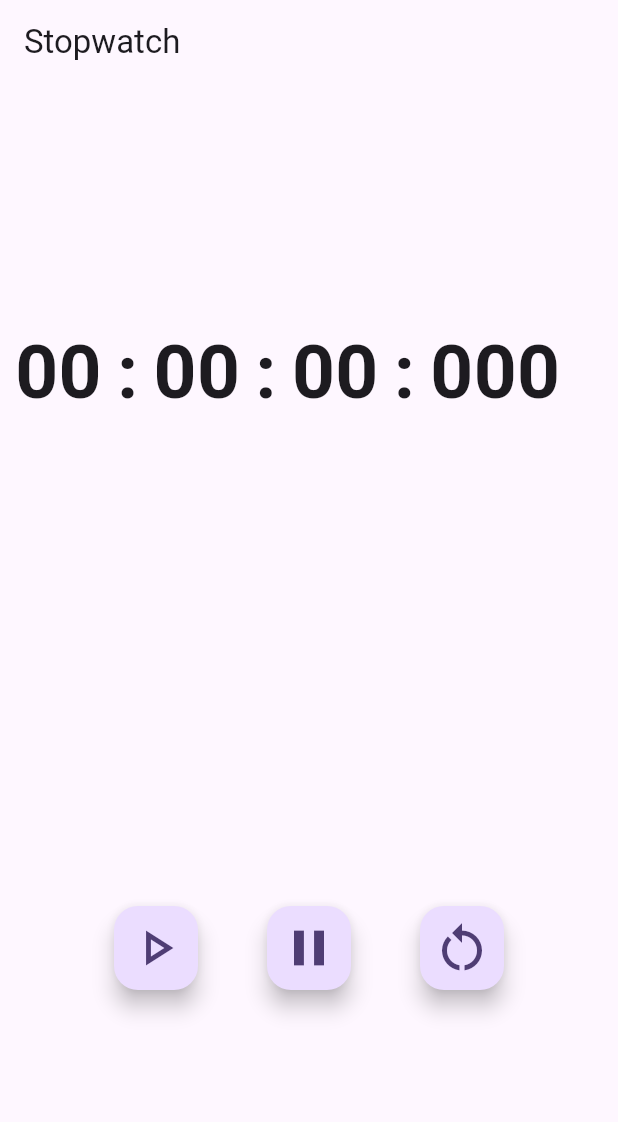
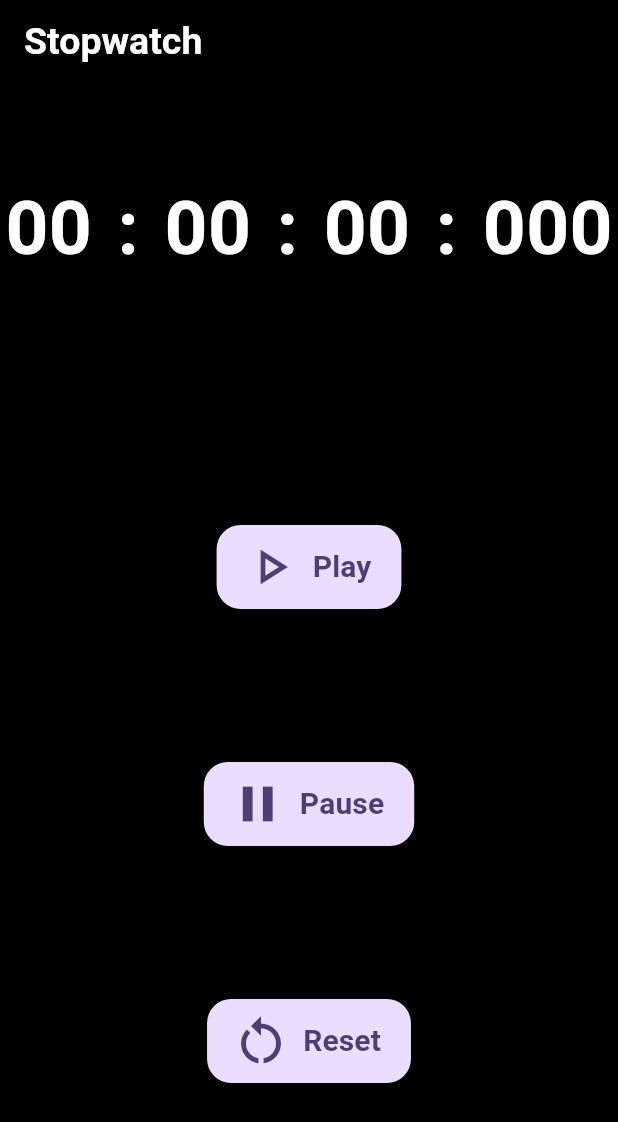
Before and after one commit to sreeramamp123/PRODIGY_AD_03, a Flutter app: the screen it shows after launch, on a phone screen of 412 x 824 dp. Shown: the top 1122 px of the screen. Run offline on Flutter 3.47's test engine with Material 3 defaults, Android fonts, the phone set to English and light mode, and no system bars.

Commit message:
Final Commit
Design Final - Commit

```diff
--- a/lib/home.dart
+++ b/lib/home.dart
@@ -18,63 +18,106 @@ class _HomeState extends State<Home> {
   @override
   Widget build(BuildContext context) {
     return Scaffold(
-      appBar: AppBar(title: Text("Stopwatch")),
-      body: Column(
+      appBar: AppBar(
+        title: Text(
+          "Stopwatch",
+          style: TextStyle(
+            fontSize: 25,
+            fontWeight: FontWeight.bold,
+            color: Colors.white,
+          ),
+        ),
+        backgroundColor: Colors.black,
+      ),
+      body: Container(
+        decoration: BoxDecoration(color: Colors.black),
+        child: Column(
           children: [
             // Stopwatch Place
             Expanded(
-            flex: 2,
-            child: Padding(
-              padding: const EdgeInsets.all(10.0),
               child: Row(
+                mainAxisAlignment: MainAxisAlignment.spaceEvenly,
                 children: [
                   Text(
                     hours.toString().padLeft(2, '0'),
-                    style: TextStyle(fontSize: 50, fontWeight: FontWeight.bold),
+                    style: TextStyle(
+                      fontSize: 50,
+                      fontWeight: FontWeight.bold,
+                      color: Colors.white,
+                    ),
                   ),
                   SizedBox(width: 10),
                   Text(
                     ":",
-                    style: TextStyle(fontSize: 50, fontWeight: FontWeight.bold),
+                    style: TextStyle(
+                      fontSize: 50,
+                      fontWeight: FontWeight.bold,
+                      color: Colors.white,
+                    ),
                   ),
                   SizedBox(width: 10),
                   Text(
                     minutes.toString().padLeft(2, '0'),
-                    style: TextStyle(fontSize: 50, fontWeight: FontWeight.bold),
+                    style: TextStyle(
+                      fontSize: 50,
+                      fontWeight: FontWeight.bold,
+                      color: Colors.white,
+                    ),
                   ),
                   SizedBox(width: 10),
                   Text(
                     ":",
-                    style: TextStyle(fontSize: 50, fontWeight: FontWeight.bold),
+                    style: TextStyle(
+                      fontSize: 50,
+                      fontWeight: FontWeight.bold,
+                      color: Colors.white,
+                    ),
                   ),
                   SizedBox(width: 10),
                   Text(
                     seconds.toString().padLeft(2, '0'),
-                    style: TextStyle(fontSize: 50, fontWeight: FontWeight.bold),
+                    style: TextStyle(
+                      fontSize: 50,
+                      fontWeight: FontWeight.bold,
+                      color: Colors.white,
+                    ),
                   ),
                   SizedBox(width: 10),
                   Text(
                     ":",
-                    style: TextStyle(fontSize: 50, fontWeight: FontWeight.bold),
+                    style: TextStyle(
+                      fontSize: 50,
+                      fontWeight: FontWeight.bold,
+                      color: Colors.white,
+                    ),
                   ),
                   SizedBox(width: 10),
                   Text(
                     milliseconds.toString().padLeft(3, '0'),
-                    style: TextStyle(fontSize: 50, fontWeight: FontWeight.bold),
+                    style: TextStyle(
+                      fontSize: 50,
+                      fontWeight: FontWeight.bold,
+                      color: Colors.white,
+                    ),
                   ),
                 ],
               ),
             ),
-          ),
             // Control Buttons Place
             Expanded(
-            flex: 2,
-            child: Padding(
-              padding: const EdgeInsets.all(30.0),
-              child: Row(
+              flex: 3,
+              child: Column(
                 mainAxisAlignment: MainAxisAlignment.spaceEvenly,
+                crossAxisAlignment: CrossAxisAlignment.center,
                 children: [
-                  FloatingActionButton(
+                  FloatingActionButton.extended(
+                    label: Text(
+                      "Play",
+                      style: TextStyle(
+                        fontSize: 20,
+                        fontWeight: FontWeight.bold,
+                      ),
+                    ),
                     onPressed: () {
                       if (_timer == null || _timer?.isActive != true) {
                         _timer = Timer.periodic(Duration(milliseconds: 1), (
@@ -98,17 +141,31 @@ class _HomeState extends State<Home> {
                         });
                       }
                     },
-                    child: Icon(Icons.play_arrow_outlined, size: 40),
+                    icon: Icon(Icons.play_arrow_outlined, size: 40),
                   ),
-                  FloatingActionButton(
+                  FloatingActionButton.extended(
+                    label: Text(
+                      "Pause",
+                      style: TextStyle(
+                        fontSize: 20,
+                        fontWeight: FontWeight.bold,
+                      ),
+                    ),
                     onPressed: () {
                       setState(() {
                         _timer?.cancel();
                       });
                     },
-                    child: Icon(Icons.pause, size: 40),
+                    icon: Icon(Icons.pause, size: 40),
                   ),
-                  FloatingActionButton(
+                  FloatingActionButton.extended(
+                    label: Text(
+                      "Reset",
+                      style: TextStyle(
+                        fontSize: 20,
+                        fontWeight: FontWeight.bold,
+                      ),
+                    ),
                     onPressed: () {
                       setState(() {
                         milliseconds = 0;
@@ -117,13 +174,13 @@ class _HomeState extends State<Home> {
                         hours = 0;
                       });
                     },
-                    child: Icon(Icons.restart_alt, size: 40),
+                    icon: Icon(Icons.restart_alt, size: 40),
                   ),
                 ],
               ),
             ),
+          ],
         ),
-        ],
       ),
     );
   }
--- a/lib/main.dart
+++ b/lib/main.dart
@@ -11,6 +11,7 @@ class MyApp extends StatelessWidget {
   @override
   Widget build(BuildContext context) {
     return MaterialApp(
+      debugShowCheckedModeBanner: false,
       title: 'Flutter Instruction',
       theme: ThemeData(
         colorScheme: ColorScheme.fromSeed(seedColor: Colors.deepPurple),
```
Lines whose indentation alone changed are shown as unchanged.
